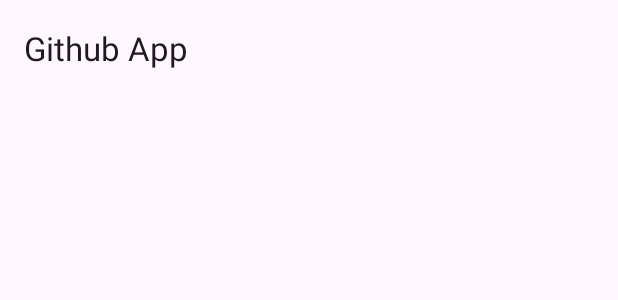
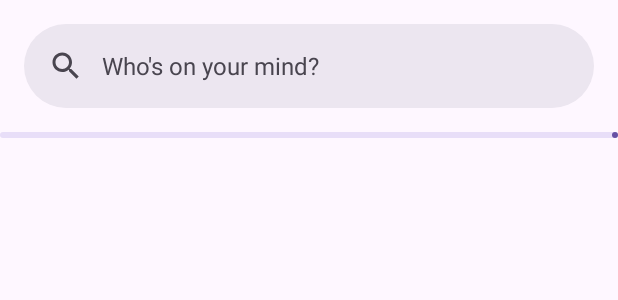
Before and after one commit to raihanadf/github-user-nav-api, an Android app: the layout fragment_search_user.xml on its own in the app's theme, with its tools: preview values and no code run, on a phone screen of 412 x 824 dp. Shown: the top 300 px of the screen. Run offline under Robolectric (Android 15) with nearby library versions, the phone set to English and light mode, and no system bars.

Commit message:
feat: add m3 compliant search bar

```diff
--- a/app/src/main/java/com/raihan/githubapp/data/model/Users.kt
+++ b/app/src/main/java/com/raihan/githubapp/data/model/Users.kt
@@ -1,6 +1,5 @@
 package com.raihan.githubapp.data.model
 
-import androidx.lifecycle.GeneratedAdapter
 import com.squareup.moshi.Json
 import com.squareup.moshi.JsonClass
 
--- a/app/src/main/res/layout/fragment_search_user.xml
+++ b/app/src/main/res/layout/fragment_search_user.xml
@@ -6,17 +6,45 @@
     android:layout_height="match_parent"
     tools:context=".ui.fragment.search_page.SearchUserFragment">
 
+    <androidx.core.widget.NestedScrollView
+        android:layout_width="match_parent"
+        android:layout_height="match_parent"
+        app:layout_behavior="@string/searchbar_scrolling_view_behavior">
+
+        <androidx.recyclerview.widget.RecyclerView
+            android:id="@+id/rv_users"
+            android:layout_width="match_parent"
+            android:layout_height="match_parent" />
+    </androidx.core.widget.NestedScrollView>
+
     <com.google.android.material.appbar.AppBarLayout
+        android:id="@+id/appbar_layout"
         android:layout_width="match_parent"
-        android:layout_height="wrap_content">
+        android:layout_height="wrap_content"
+        android:background="?colorPrimary">
 
-        <com.google.android.material.appbar.MaterialToolbar
-            android:id="@+id/topAppBar"
+        <com.google.android.material.search.SearchBar
+            android:id="@+id/search_bar"
             android:layout_width="match_parent"
             android:layout_height="wrap_content"
-            android:minHeight="?attr/actionBarSize"
-            app:title="@string/app_name" />
+            android:hint="@string/search_hint" />
+
+        <com.google.android.material.progressindicator.LinearProgressIndicator
+            android:layout_width="match_parent"
+            android:layout_height="wrap_content" />
 
     </com.google.android.material.appbar.AppBarLayout>
 
+    <androidx.recyclerview.widget.RecyclerView
+        android:layout_width="match_parent"
+        android:layout_height="0dp" />
+
+    <com.google.android.material.search.SearchView
+        android:layout_width="match_parent"
+        android:layout_height="match_parent"
+        android:hint="@string/search_hint"
+        app:layout_anchor="@id/search_bar">
+        <!-- Search suggestions/results go here (ScrollView, RecyclerView, etc.). -->
+    </com.google.android.material.search.SearchView>
+
 </androidx.coordinatorlayout.widget.CoordinatorLayout>
--- a/app/src/main/res/values-night/themes.xml
+++ b/app/src/main/res/values-night/themes.xml
@@ -1,7 +1,9 @@
 <resources xmlns:tools="http://schemas.android.com/tools">
     <!-- Base application theme. -->
     <style name="Base.Theme.GithubApp" parent="Theme.Material3.DayNight.NoActionBar">
-        <!-- Customize your dark theme here. -->
-        <!-- <item name="colorPrimary">@color/my_dark_primary</item> -->
+
+        <item name="android:statusBarColor">?colorPrimary</item>
+        <item name="android:windowLightStatusBar">true</item>
+
     </style>
 </resources>
--- a/app/src/main/res/values/strings.xml
+++ b/app/src/main/res/values/strings.xml
@@ -2,4 +2,5 @@
     <string name="app_name">Github App</string>
     <!-- TODO: Remove or change this placeholder text -->
     <string name="hello_blank_fragment">Hello blank fragment</string>
+    <string name="search_hint">Who\'s on your mind?</string>
 </resources>
```
Also changed, not shown: app/src/main/java/com/raihan/githubapp/MainActivity.kt (+1 -6 lines), app/src/main/java/com/raihan/githubapp/ui/adapter/ListUserAdapter.kt (added, +41 -0 lines), app/src/main/java/com/raihan/githubapp/ui/fragment/search_page/SearchUserFragment.kt (+21 -1 lines), app/src/main/java/com/raihan/githubapp/ui/fragment/search_page/SearchViewModel.kt (+9 -18 lines), app/src/main/res/layout/item_row_user.xml (added, +14 -0 lines).
